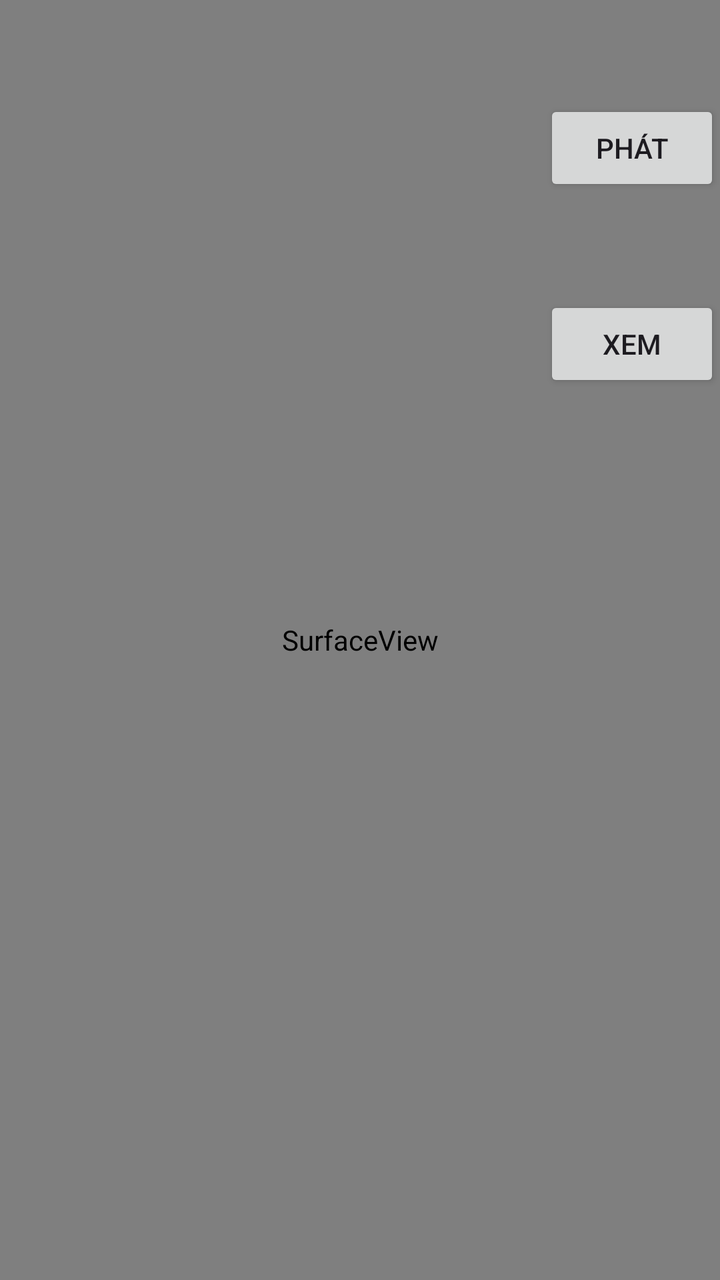
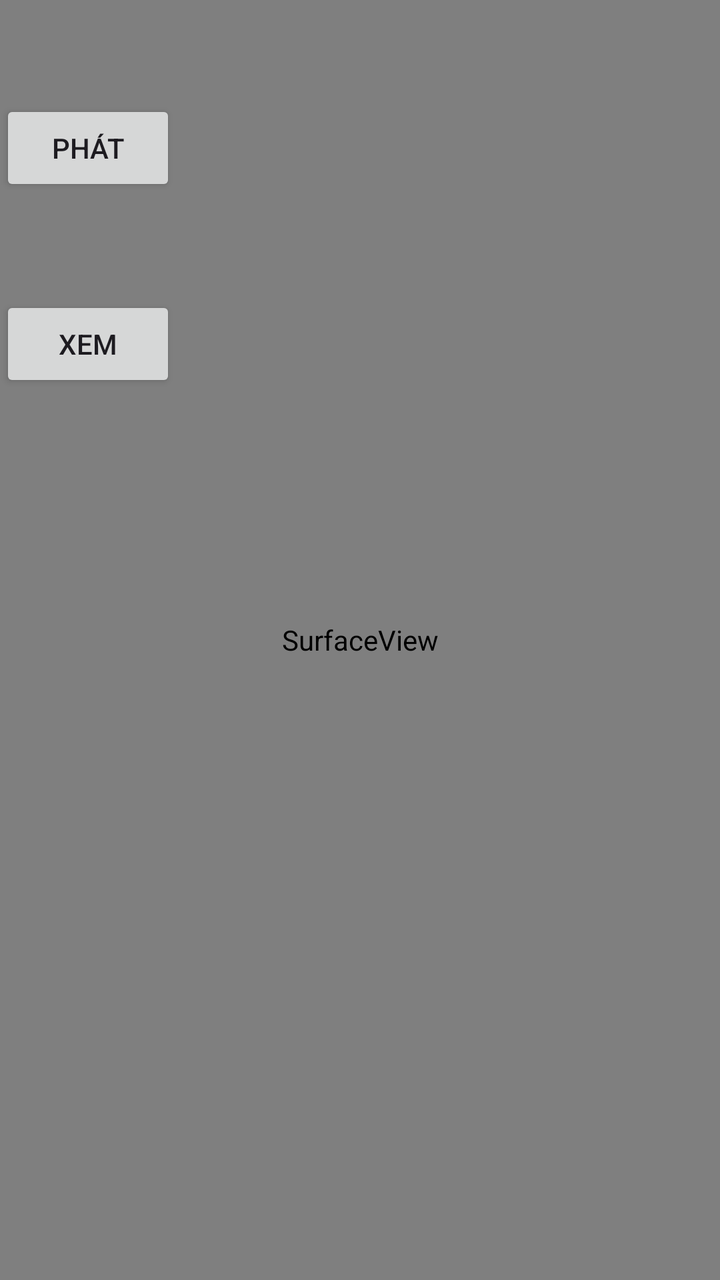

The first picture is an Android layout as it rendered before a commit; the second is the same layout after the commit. The layout source and the unified diff follow.
<!-- AndroidManifest.xml: application theme Theme.DemoPlayVideo -->
<!-- res/layout/activity_livestream.xml -->
<?xml version="1.0" encoding="utf-8"?>
<androidx.constraintlayout.widget.ConstraintLayout xmlns:android="http://schemas.android.com/apk/res/android"
    xmlns:app="http://schemas.android.com/apk/res-auto"
    xmlns:tools="http://schemas.android.com/tools"
    android:id="@+id/main"
    android:layout_width="match_parent"
    android:layout_height="match_parent"
    tools:context=".LivestreamActivity">

    <TextureView
        android:id="@+id/localView"
        android:layout_width="200dp"
        android:layout_height="300dp"
        app:layout_constraintStart_toStartOf="parent"
        app:layout_constraintTop_toTopOf="parent"
        android:layout_margin="6dp"/>

    <Button
        android:id="@+id/btnPhat"
        android:layout_width="wrap_content"
        android:layout_height="wrap_content"
        android:text="phát"
        android:layout_marginTop="50dp"
        app:layout_constraintTop_toTopOf="parent"
        app:layout_constraintEnd_toEndOf="parent"/>

    <Button
        android:id="@+id/btnXem"
        android:layout_width="wrap_content"
        android:layout_height="wrap_content"
        android:text="Xem"
        android:layout_marginTop="50dp"
        app:layout_constraintTop_toBottomOf="@id/btnPhat"
        app:layout_constraintEnd_toEndOf="parent"/>

    <SurfaceView
        android:id="@+id/remoteView"
        android:layout_width="match_parent"
        android:layout_height="match_parent"
        app:layout_constraintBottom_toBottomOf="parent"
        app:layout_constraintEnd_toEndOf="parent"
        app:layout_constraintTop_toTopOf="parent"
        app:layout_constraintStart_toStartOf="parent"/>

</androidx.constraintlayout.widget.ConstraintLayout>
<!-- resources referenced by this layout -->
<resources>
  <style name="Theme.DemoPlayVideo" parent="Base.Theme.DemoPlayVideo" />
  <style name="Base.Theme.DemoPlayVideo" parent="Theme.Material3.DayNight.NoActionBar">
          
          
      </style>
</resources>

<!-- the commit's change to res/layout/activity_livestream.xml (unified diff, before → after) -->
@@ -6,32 +6,6 @@
     android:layout_width="match_parent"
     android:layout_height="match_parent"
     tools:context=".LivestreamActivity">
-
-    <TextureView
-        android:id="@+id/localView"
-        android:layout_width="200dp"
-        android:layout_height="300dp"
-        app:layout_constraintStart_toStartOf="parent"
-        app:layout_constraintTop_toTopOf="parent"
-        android:layout_margin="6dp"/>
-
-    <Button
-        android:id="@+id/btnPhat"
-        android:layout_width="wrap_content"
-        android:layout_height="wrap_content"
-        android:text="phát"
-        android:layout_marginTop="50dp"
-        app:layout_constraintTop_toTopOf="parent"
-        app:layout_constraintEnd_toEndOf="parent"/>
-
-    <Button
-        android:id="@+id/btnXem"
-        android:layout_width="wrap_content"
-        android:layout_height="wrap_content"
-        android:text="Xem"
-        android:layout_marginTop="50dp"
-        app:layout_constraintTop_toBottomOf="@id/btnPhat"
-        app:layout_constraintEnd_toEndOf="parent"/>
 
     <SurfaceView
         android:id="@+id/remoteView"
@@ -42,4 +16,30 @@
         app:layout_constraintTop_toTopOf="parent"
         app:layout_constraintStart_toStartOf="parent"/>
 
+    <TextureView
+        android:id="@+id/localView"
+        android:layout_width="140dp"
+        android:layout_height="200dp"
+        app:layout_constraintEnd_toEndOf="parent"
+        app:layout_constraintTop_toTopOf="parent"
+        android:layout_margin="16dp"/>
+
+    <Button
+        android:id="@+id/btnPhat"
+        android:layout_width="wrap_content"
+        android:layout_height="wrap_content"
+        android:text="phát"
+        android:layout_marginTop="50dp"
+        app:layout_constraintTop_toTopOf="parent"
+        app:layout_constraintStart_toStartOf="parent"/>
+
+    <Button
+        android:id="@+id/btnXem"
+        android:layout_width="wrap_content"
+        android:layout_height="wrap_content"
+        android:text="Xem"
+        android:layout_marginTop="50dp"
+        app:layout_constraintTop_toBottomOf="@id/btnPhat"
+        app:layout_constraintStart_toStartOf="parent"/>
+
 </androidx.constraintlayout.widget.ConstraintLayout>
